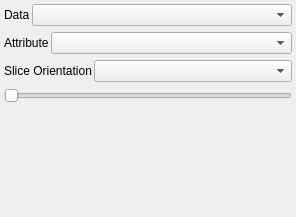
Qt form glue/qt/ui/imagewidget.ui (glue-viz/glue) before a commit.
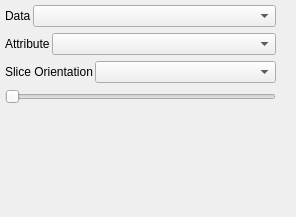
The same form after that commit. Custom widgets are drawn as their Qt base class.

Diff of the .ui file:
```diff
--- a/glue/qt/ui/imagewidget.ui
+++ b/glue/qt/ui/imagewidget.ui
@@ -23,8 +23,17 @@
    <string>Form</string>
   </property>
   <layout class="QVBoxLayout" name="verticalLayout_2" stretch="1">
-   <property name="margin">
-    <number>4</number>
+   <property name="leftMargin">
+    <number>5</number>
+   </property>
+   <property name="topMargin">
+    <number>5</number>
+   </property>
+   <property name="rightMargin">
+    <number>20</number>
+   </property>
+   <property name="bottomMargin">
+    <number>5</number>
    </property>
    <item>
     <widget class="QWidget" name="option_dashboard" native="true">
```
